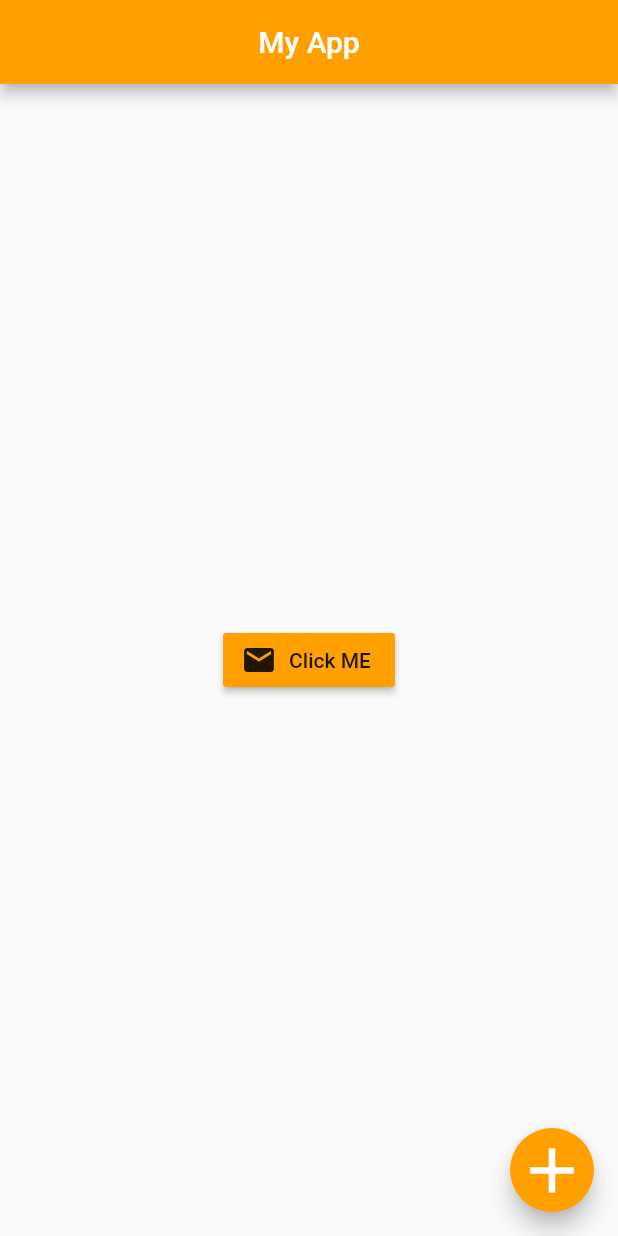
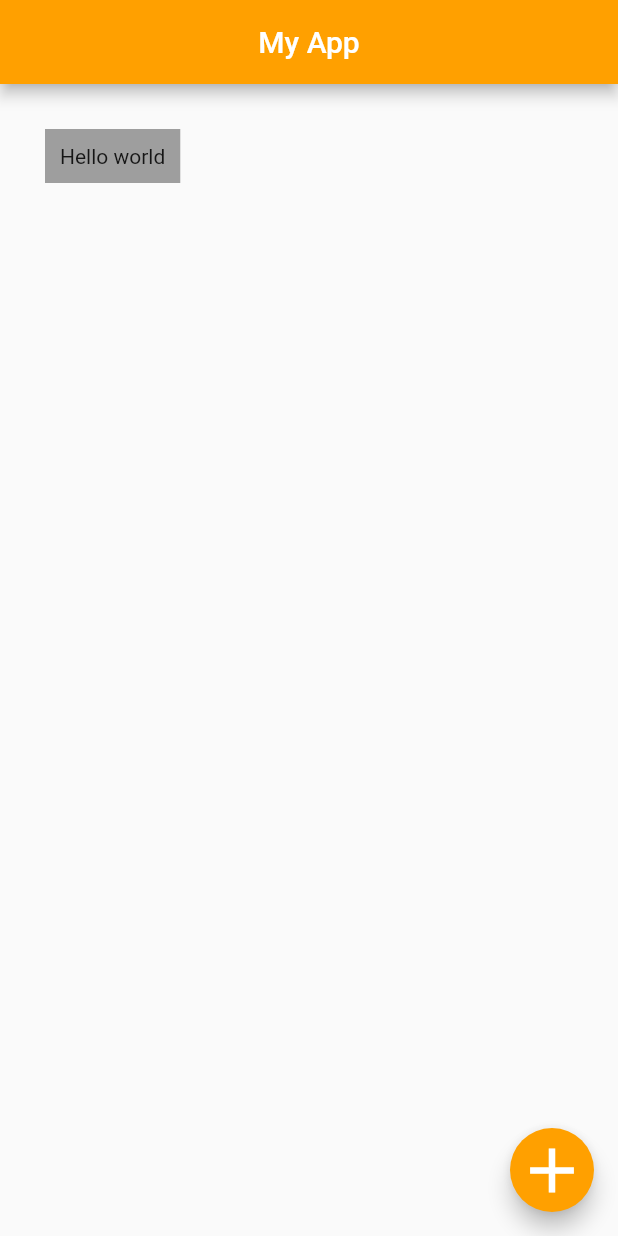
Before and after one commit to chamikaravinda/Flutter-crash-course, a Flutter app: the screen it shows after launch, on a phone screen of 412 x 824 dp. Run offline on Flutter 3.47's test engine with Material 2 defaults, Android fonts, the phone set to English and light mode, and no system bars.

Commit message:
container and padding

```diff
--- a/lib/main.dart
+++ b/lib/main.dart
@@ -14,15 +14,11 @@ class Home extends StatelessWidget {
         centerTitle: true,
         backgroundColor: Colors.amber[700],
       ),
-      body: Center(
-        child:RaisedButton.icon(
-          onPressed: (){},
-          icon: Icon(
-            Icons.mail
-          ),
-          label: Text('Click ME'),
-          color: Colors.amber[700],
-        )
+      body: Container(
+          padding:EdgeInsets.fromLTRB(10, 10,10, 10),
+          margin: EdgeInsets.all(30),
+          color:Colors.grey,
+          child:Text('Hello world')
       ),
       floatingActionButton: FloatingActionButton(
         child:Icon(
```
